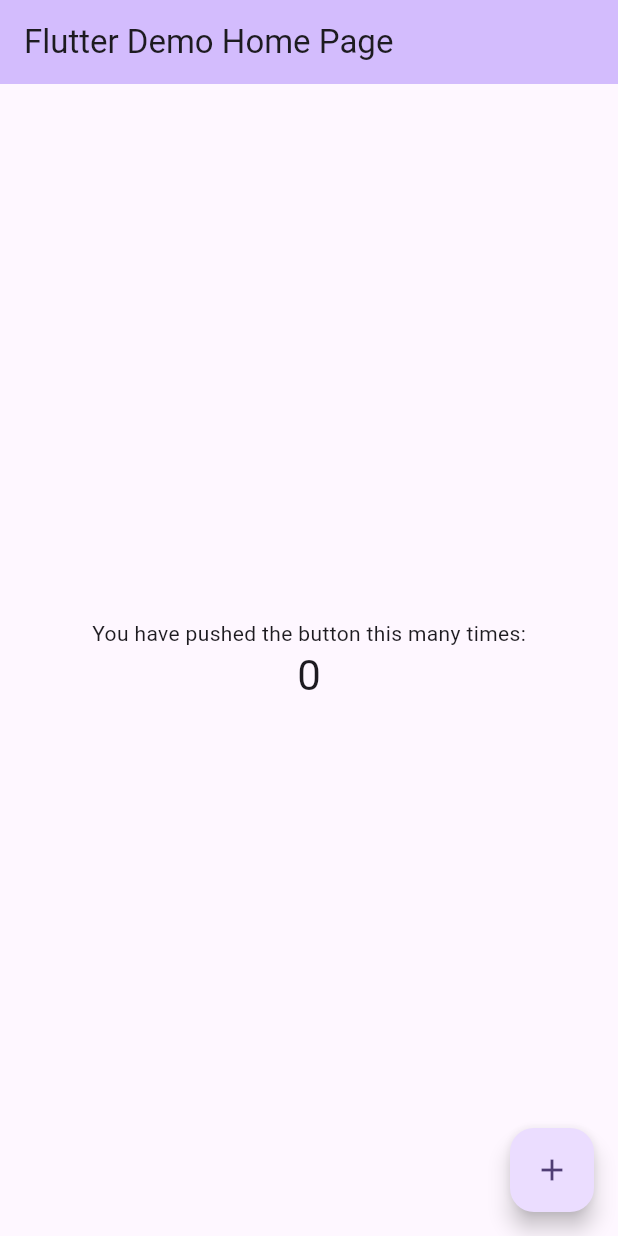
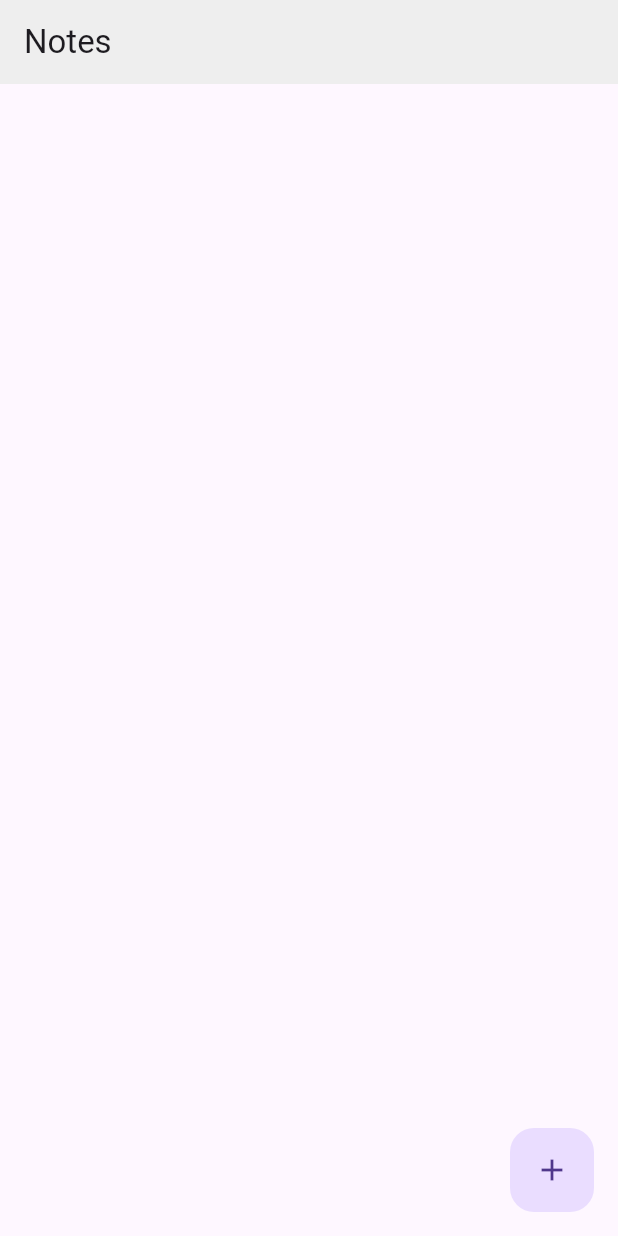
Before and after one commit to DevWithEasy/flutter_note_app, a Flutter app: the screen it shows after launch, on a phone screen of 412 x 824 dp. Run offline on Flutter 3.47's test engine with Material 3 defaults, Android fonts, the phone set to English and light mode, and no system bars; our stand-ins replace cloud_firestore, firebase_core; accounts and stored records are empty.

Commit message:
firebase

```diff
--- /dev/null
+++ b/lib/application/app.dart
@@ -0,0 +1,15 @@
+import 'package:flutter/material.dart';
+import 'package:note_app/screen/home_screen.dart';
+
+class NoteApp extends StatelessWidget {
+  const NoteApp({super.key});
+
+  @override
+  Widget build(BuildContext context) {
+    return MaterialApp(
+      title: 'Note App',
+      debugShowCheckedModeBanner: false,
+      home: HomeScreen(),
+    );
+  }
+}
--- a/lib/main.dart
+++ b/lib/main.dart
@@ -1,69 +1,13 @@
+import 'package:firebase_core/firebase_core.dart';
 import 'package:flutter/material.dart';
+import 'package:note_app/application/app.dart';
 
-void main() {
-  runApp(const MyApp());
+import 'firebase_options.dart';
+
+void main() async {
+  WidgetsFlutterBinding.ensureInitialized();
+  await Firebase.initializeApp(
+    options: DefaultFirebaseOptions.currentPlatform,
+  );
+  runApp(const NoteApp());
 }
-
-class MyApp extends StatelessWidget {
-  const MyApp({super.key});
-
-  @override
-  Widget build(BuildContext context) {
-    return MaterialApp(
-      title: 'Flutter Demo',
-      theme: ThemeData(
-        colorScheme: ColorScheme.fromSeed(seedColor: Colors.deepPurple),
-        useMaterial3: true,
-      ),
-      home: const MyHomePage(title: 'Flutter Demo Home Page'),
-    );
-  }
-}
-
-class MyHomePage extends StatefulWidget {
-  const MyHomePage({super.key, required this.title});
-
-  final String title;
-
-  @override
-  State<MyHomePage> createState() => _MyHomePageState();
-}
-
-class _MyHomePageState extends State<MyHomePage> {
-  int _counter = 0;
-
-  void _incrementCounter() {
-    setState(() {
-      _counter++;
-    });
-  }
-
-  @override
-  Widget build(BuildContext context) {
-    return Scaffold(
-      appBar: AppBar(
-        backgroundColor: Theme.of(context).colorScheme.inversePrimary,
-        title: Text(widget.title),
-      ),
-      body: Center(
-        child: Column(
-          mainAxisAlignment: MainAxisAlignment.center,
-          children: <Widget>[
-            const Text(
-              'You have pushed the button this many times:',
-            ),
-            Text(
-              '$_counter',
-              style: Theme.of(context).textTheme.headlineMedium,
-            ),
-          ],
-        ),
-      ),
-      floatingActionButton: FloatingActionButton(
-        onPressed: _incrementCounter,
-        tooltip: 'Increment',
-        child: const Icon(Icons.add),
-      ),
-    );
-  }
-}
--- /dev/null
+++ b/lib/screen/home_screen.dart
@@ -0,0 +1,52 @@
+import 'package:cloud_firestore/cloud_firestore.dart';
+import 'package:flutter/material.dart';
+import 'package:note_app/screen/add_note_screen.dart';
+
+class HomeScreen extends StatefulWidget {
+  const HomeScreen({super.key});
+
+  @override
+  State<HomeScreen> createState() => _HomeScreenState();
+}
+
+class _HomeScreenState extends State<HomeScreen> {
+  final Stream<QuerySnapshot> _notesStream = FirebaseFirestore.instance.collection('notes').snapshots();
+  @override
+  Widget build(BuildContext context) {
+    return Scaffold(
+      appBar: AppBar(
+        title: const Text('Notes'),
+        backgroundColor: Colors.grey.shade200,
+      ),
+      body: StreamBuilder(
+          stream: _notesStream,
+          builder: (BuildContext contex, AsyncSnapshot<QuerySnapshot> snapshot){
+            if (snapshot.hasError) {
+              return const Text('Something went wrong');
+            }
+
+            if (snapshot.connectionState == ConnectionState.waiting) {
+              return const Text("Loading");
+            }
+            return ListView.builder(
+                itemCount: snapshot.data!.docs.length,
+                itemBuilder: (context,index){
+                  var note = snapshot.data!.docs[index];
+                  return ListTile(
+                    title: Text(note['title']),
+                    subtitle: Text(note['description']),
+                  );
+                }
+            );
+          }
+      ),
+      floatingActionButton: FloatingActionButton(
+          onPressed: (){
+            Navigator.of(context).push(MaterialPageRoute(builder: (context)=> AddNoteScreen()));
+          },
+          elevation: 0,
+          child: const Icon(Icons.add),
+      ),
+    );
+  }
+}
```
Also changed, not shown: lib/screen/add_note_screen.dart (added, +77 -0 lines), lib/screen/update_screen.dart (added), 3 other files.
